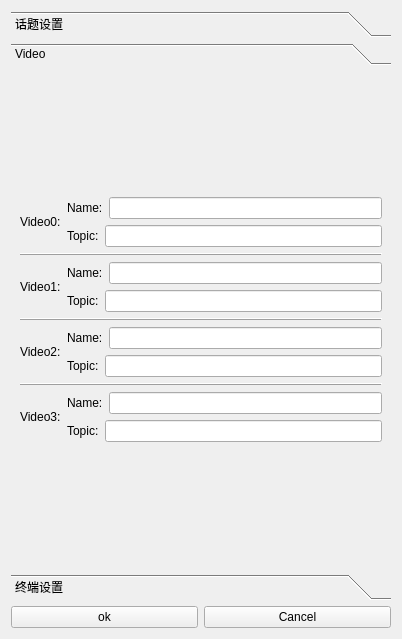
This is ui/settings.ui in chengyangkj/Ros_Qt5_Gui_App as Qt 5 draws it before an edit. The edited form follows.
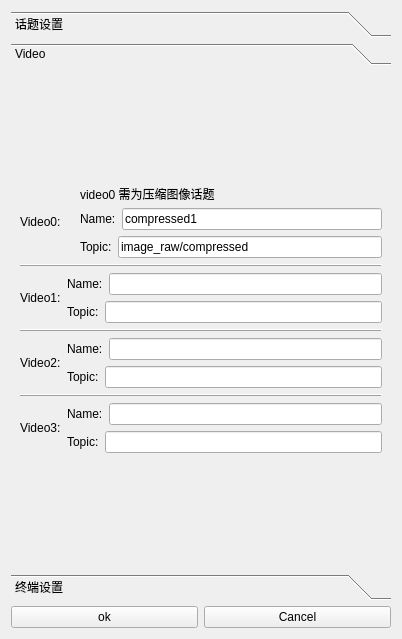
This is the edited form. Icons and pictures are not drawn.

Commit message: 新增video0订阅compressed图像话题，解决图像卡顿问题

Diff of the .ui file:
```diff
--- a/ui/settings.ui
+++ b/ui/settings.ui
@@ -183,8 +183,28 @@
                </property>
               </widget>
              </item>
+             <item>
+              <widget class="QLabel" name="label_2">
+               <property name="text">
+                <string/>
+               </property>
+              </widget>
+             </item>
              <item>
               <layout class="QVBoxLayout" name="verticalLayout_3">
+               <item>
+                <widget class="QLabel" name="label_3">
+                 <property name="maximumSize">
+                  <size>
+                   <width>16777215</width>
+                   <height>17</height>
+                  </size>
+                 </property>
+                 <property name="text">
+                  <string>video0 需为压缩图像话题</string>
+                 </property>
+                </widget>
+               </item>
                <item>
                 <layout class="QHBoxLayout" name="horizontalLayout_2">
                  <item>
@@ -201,7 +221,11 @@
                   </widget>
                  </item>
                  <item>
-                  <widget class="QLineEdit" name="video0_name_set"/>
+                  <widget class="QLineEdit" name="video0_name_set">
+                   <property name="text">
+                    <string>compressed1</string>
+                   </property>
+                  </widget>
                  </item>
                 </layout>
                </item>
@@ -221,7 +245,11 @@
                   </widget>
                  </item>
                  <item>
-                  <widget class="QLineEdit" name="video0_topic_set"/>
+                  <widget class="QLineEdit" name="video0_topic_set">
+                   <property name="text">
+                    <string>image_raw/compressed</string>
+                   </property>
+                  </widget>
                  </item>
                 </layout>
                </item>
@@ -272,7 +300,11 @@
                   </widget>
                  </item>
                  <item>
-                  <widget class="QLineEdit" name="video0_name_set_2"/>
+                  <widget class="QLineEdit" name="video0_name_set_2">
+                   <property name="text">
+                    <string/>
+                   </property>
+                  </widget>
                  </item>
                 </layout>
                </item>
```
Left out of the diff: 8 changed lines with no effect on the pictures. The commit also changes 4 other files.
